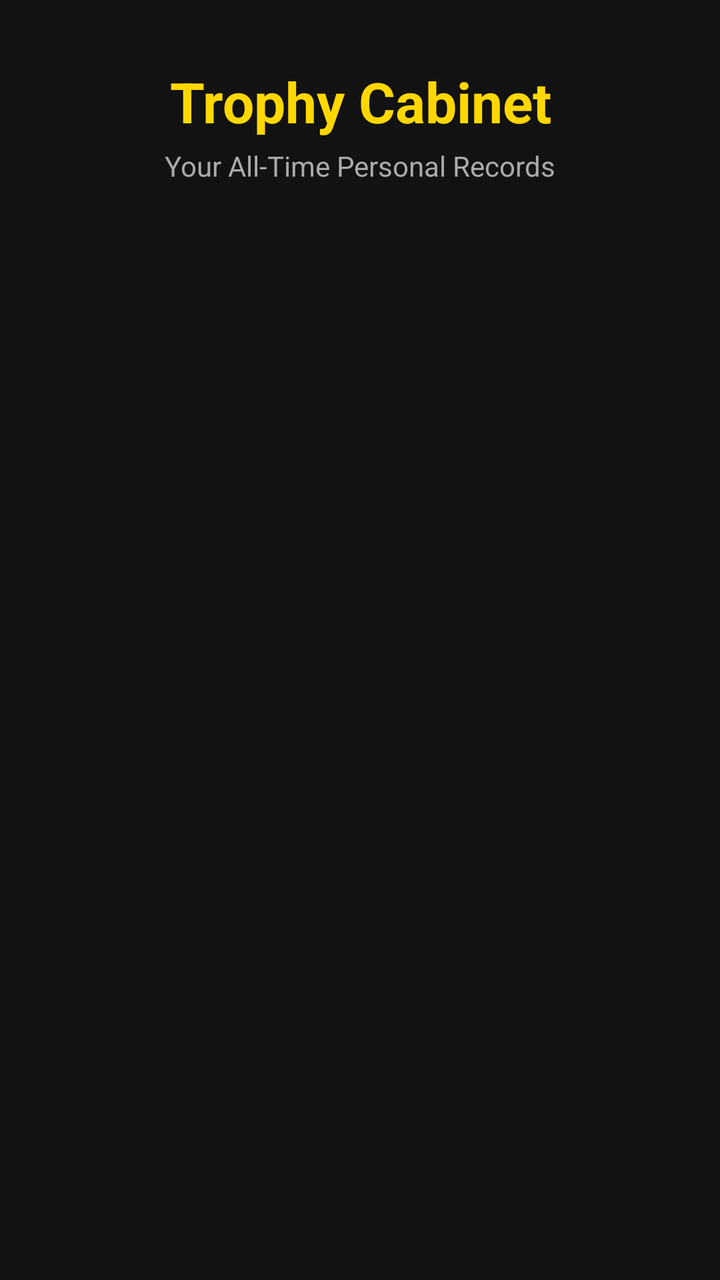
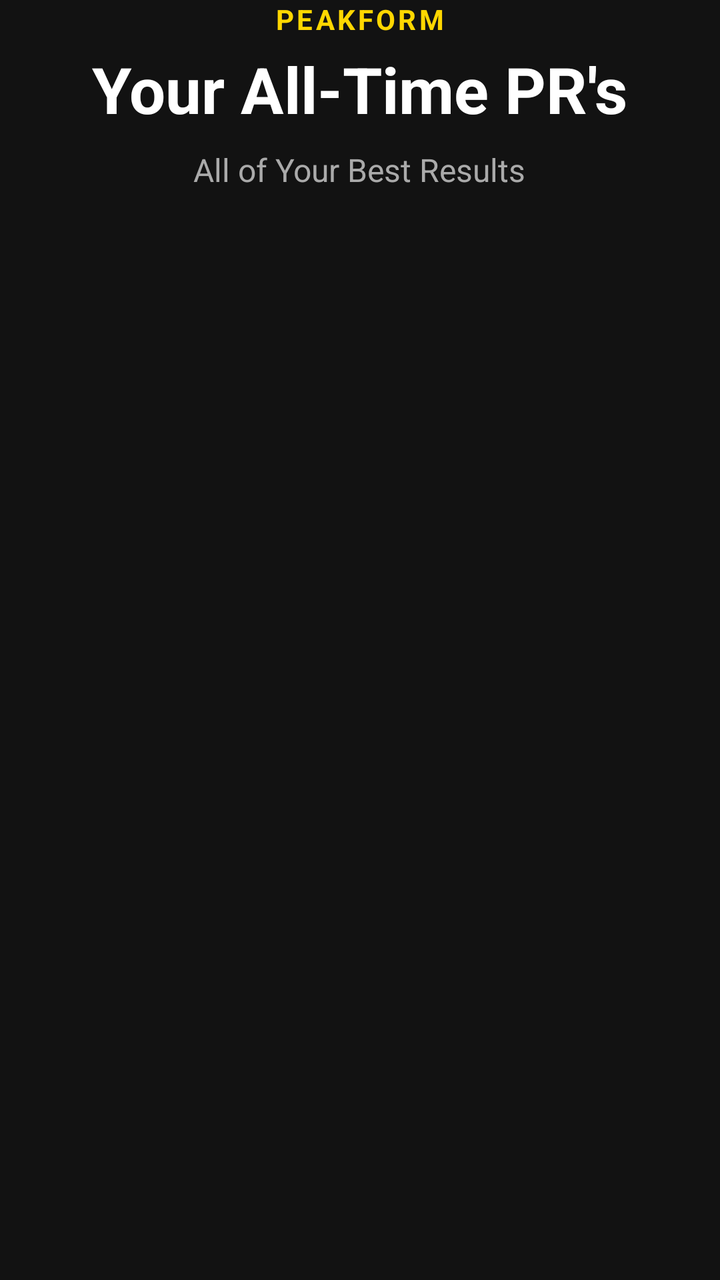

Before-and-after screenshots of an Android layout around one commit, followed by the original layout XML and the change that was made.
<!-- AndroidManifest.xml: application theme Theme.PeakFitA -->
<!-- res/layout/fragment_trophy_cabinet.xml -->
<?xml version="1.0" encoding="utf-8"?>
<LinearLayout xmlns:android="http://schemas.android.com/apk/res/android"
    android:layout_width="match_parent"
    android:layout_height="match_parent"
    android:orientation="vertical"
    android:background="#121212"> <TextView
    android:layout_width="match_parent"
    android:layout_height="wrap_content"
    android:text="Trophy Cabinet"
    android:textSize="28sp"
    android:textStyle="bold"
    android:textColor="#FFD700"
    android:gravity="center"
    android:layout_marginTop="32dp"
    android:layout_marginBottom="4dp"/>

    <TextView
        android:layout_width="match_parent"
        android:layout_height="wrap_content"
        android:text="Your All-Time Personal Records"
        android:textSize="14sp"
        android:textColor="#AAAAAA"
        android:gravity="center"
        android:layout_marginBottom="24dp"/>

    <androidx.recyclerview.widget.RecyclerView
        android:id="@+id/rvTrophies"
        android:layout_width="match_parent"
        android:layout_height="match_parent"
        android:clipToPadding="false"
        android:paddingBottom="80dp"/>

</LinearLayout>
<!-- resources referenced by this layout -->
<resources>
  <style name="Theme.PeakFitA" parent="Base.Theme.PeakFitA" />
  <style name="Base.Theme.PeakFitA" parent="Theme.Material3.DayNight.NoActionBar">
          
          
      </style>
</resources>

<!-- the commit's change to res/layout/fragment_trophy_cabinet.xml (unified diff, before → after) -->
@@ -3,21 +3,45 @@
     android:layout_width="match_parent"
     android:layout_height="match_parent"
     android:orientation="vertical"
-    android:background="#121212"> <TextView
-    android:layout_width="match_parent"
-    android:layout_height="wrap_content"
-    android:text="Trophy Cabinet"
-    android:textSize="28sp"
-    android:textStyle="bold"
-    android:textColor="#FFD700"
-    android:gravity="center"
-    android:layout_marginTop="32dp"
-    android:layout_marginBottom="4dp"/>
+    android:background="#121212">
+    <LinearLayout
+        android:layout_width="match_parent"
+        android:layout_height="wrap_content"
+        android:orientation="vertical"
+        android:gravity="center"
+        android:layout_marginBottom="32dp">
+
+        <TextView
+            android:layout_width="wrap_content"
+            android:layout_height="wrap_content"
+            android:text="PEAKFORM"
+            android:textColor="#FFD700"
+            android:textSize="14sp"
+            android:textStyle="bold"
+            android:letterSpacing="0.1" />
+
+        <TextView
+            android:layout_width="wrap_content"
+            android:layout_height="wrap_content"
+            android:text="Your All-Time PR's"
+            android:textColor="#FFFFFF"
+            android:textSize="32sp"
+            android:textStyle="bold"
+            android:layout_marginTop="4dp" />
+
+        <TextView
+            android:layout_width="wrap_content"
+            android:layout_height="wrap_content"
+            android:text="All of Your Best Results"
+            android:textColor="#AAAAAA"
+            android:textSize="16sp"
+            android:layout_marginTop="8dp" />
+    </LinearLayout>
 
     <TextView
         android:layout_width="match_parent"
         android:layout_height="wrap_content"
-        android:text="Your All-Time Personal Records"
+        android:text=""
         android:textSize="14sp"
         android:textColor="#AAAAAA"
         android:gravity="center"
